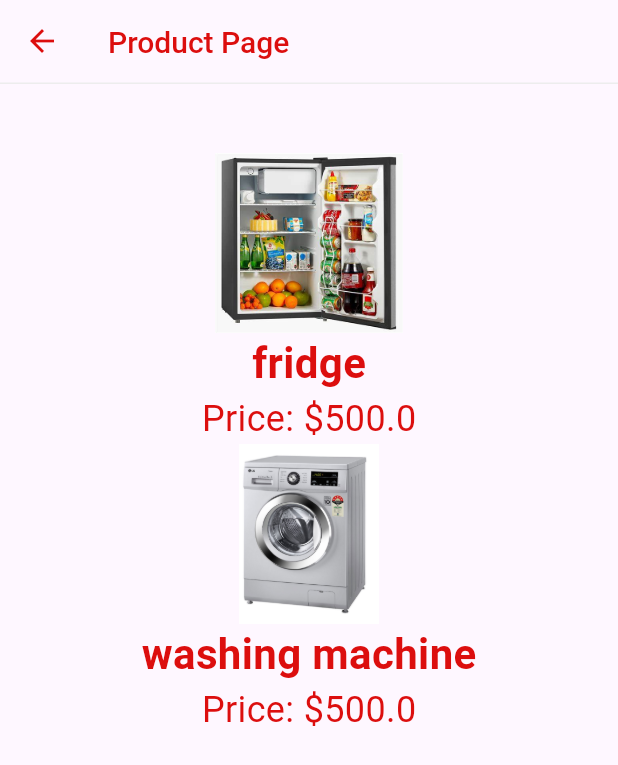
After one commit to ahmedmostafa8701/AUVNET-Internship-Assessment, a Flutter app: the ProductPage screen opened by its route, on a phone screen of 412 x 824 dp. The commit adds this screen. Shown: the top 765 px of the screen. Run offline on Flutter 3.47's test engine with Material 3 defaults, Android fonts, the phone set to English and light mode, and no system bars; our stand-ins replace bloc, firebase_auth, firebase_core, flutter_bloc, toastification; accounts and stored records are empty; network calls fail; Roboto replaces fonts that are missing (Poppins).

Commit message:
init dummy version of product feature

```diff
--- /dev/null
+++ b/lib/features/products/models/products_model.dart
@@ -0,0 +1,24 @@
+class Product{
+  final String name;
+  final String ?description;
+  final double price;
+  final String image;
+
+  Product({required this.name, this.description, required this.price, required this.image});
+}
+class ProductList{
+  static List<Product> products = [
+    Product(
+      name: 'fridge',
+      description: 'This is a fridge',
+      price: 500.0,
+      image: 'assets/fridge.jpg',
+    ),
+    Product(
+      name: 'washing machine',
+      description: 'This is a washing machine',
+      price: 500.0,
+      image: 'assets/washing machine.jpg',
+    ),
+  ];
+}
--- /dev/null
+++ b/lib/features/products/presentation/pages/product_page.dart
@@ -0,0 +1,36 @@
+import 'package:auvnet_internship_assessment/core/presentation/responsive.dart';
+import 'package:auvnet_internship_assessment/core/presentation/widgets/app_bar.dart';
+import 'package:auvnet_internship_assessment/features/products/models/products_model.dart';
+import 'package:auvnet_internship_assessment/styles/colors.dart';
+import 'package:auvnet_internship_assessment/styles/text_sizes.dart';
+import 'package:flutter/cupertino.dart';
+import 'package:flutter/material.dart';
+
+import '../widgets/product_widget.dart';
+
+class ProductPage extends StatelessWidget {
+  const ProductPage({super.key});
+  static String routeName = '/product';
+  @override
+  Widget build(BuildContext context) {
+    Responsive().init(context);
+    return Scaffold(
+      appBar: CustomAppBar.buildAppBar(title: 'Product Page'),
+      body: Container(
+        width: double.infinity,
+        padding: EdgeInsets.symmetric(vertical: responsiveHeight(50)),
+        child: SingleChildScrollView(
+          child: Column(
+            children: ProductList.products.map((product) =>
+              ProductItemWidget(
+                productName: product.name,
+                price: product.price,
+                image: AssetImage(product.image),
+              )
+            ).toList(),
+          ),
+        ),
+      ),
+    );
+  }
+}
--- /dev/null
+++ b/lib/features/products/presentation/widgets/product_widget.dart
@@ -0,0 +1,45 @@
+import 'package:flutter/material.dart';
+
+import '../../../../styles/colors.dart';
+import '../../../../styles/text_sizes.dart';
+class ProductItemWidget extends StatelessWidget {
+  ProductItemWidget({
+    super.key,
+    required this.productName,
+    required this.price,
+    required this.image,
+  });
+  String productName;
+  double price;
+  ImageProvider<Object> image;
+  @override
+  Widget build(BuildContext context) {
+    return Column(
+      mainAxisAlignment: MainAxisAlignment.center,
+      crossAxisAlignment: CrossAxisAlignment.center,
+      children: [
+        Image(
+          image: image,
+          width: 200,
+          height: 120,
+        ),
+        Text(
+          productName,
+          style: TextStyle(
+            fontSize: heading1,
+            fontWeight: FontWeight.w600,
+            color: primaryColor,
+          ),
+        ),
+        Text(
+          'Price: \$$price',
+          style: TextStyle(
+            fontSize: heading2,
+            fontWeight: FontWeight.w400,
+            color: primaryColor,
+          ),
+        ),
+      ],
+    );
+  }
+}
--- a/lib/routes.dart
+++ b/lib/routes.dart
@@ -1,7 +1,9 @@
 import 'package:auvnet_internship_assessment/features/auth/login/presentation/pages/login_page.dart';
 import 'package:auvnet_internship_assessment/features/auth/register/presentation/pages/register_page.dart';
+import 'package:auvnet_internship_assessment/features/products/presentation/pages/product_page.dart';
 
 var routes = {
   LoginPage.routeName: (context) => const LoginPage(),
   RegisterPage.routeName: (context) => const RegisterPage(),
+  ProductPage.routeName: (context) => const ProductPage(),
 };
--- a/pubspec.yaml
+++ b/pubspec.yaml
@@ -60,7 +60,8 @@ flutter:
   # included with your application, so that you can use the icons in
   # the material Icons class.
   uses-material-design: true
-
+  assets:
+    - assets/
   # To add assets to your application, add an assets section, like this:
   # assets:
   #   - images/a_dot_burr.jpeg
```
Also changed, not shown: lib/core/presentation/widgets/loading_widget.dart (+5 -6 lines), lib/features/auth/login/presentation/pages/login_page.dart (+6 -2 lines), lib/features/auth/register/presentation/pages/register_page.dart (+9 -1 lines), lib/main.dart (+7 -1 lines), assets/fridge.jpg (added), assets/washing machine.jpg (added), 1 other file.
